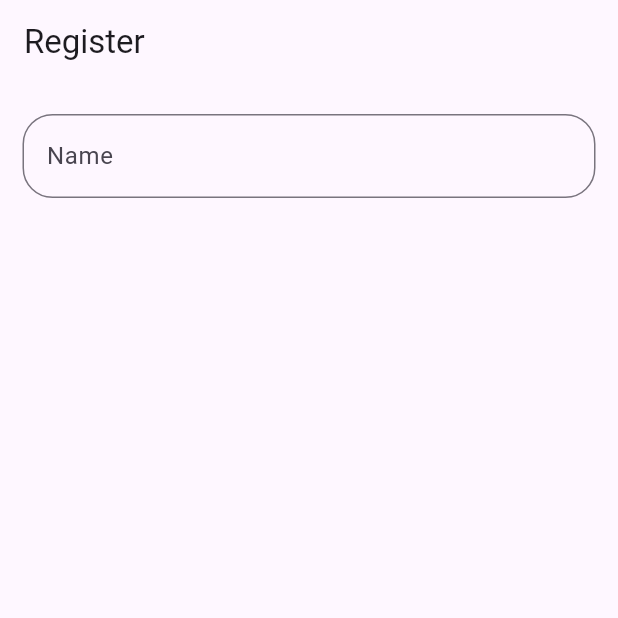
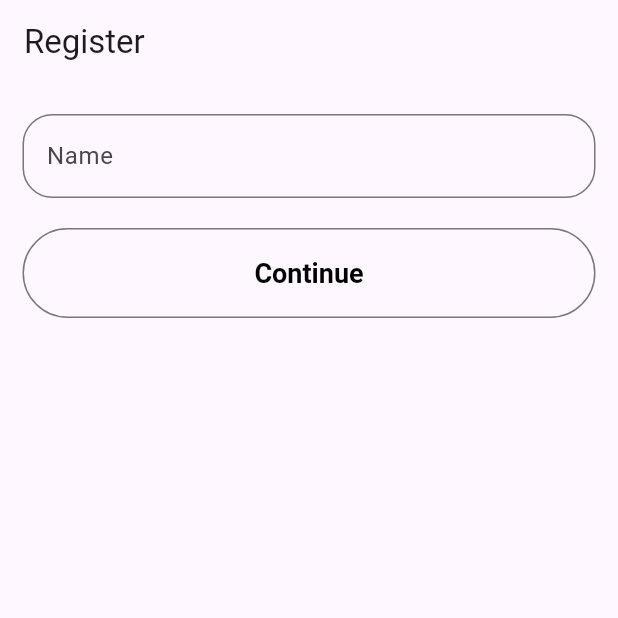
Before and after one commit to GilsonAndre/form_validade, a Flutter app: the screen it shows after launch, on a phone screen of 412 x 824 dp, the top half of it. Run offline on Flutter 3.47's test engine with Material 3 defaults, Android fonts, the phone set to English and light mode, and no system bars.

Commit message:
button with form validated

```diff
--- a/lib/register_page.dart
+++ b/lib/register_page.dart
@@ -6,12 +6,14 @@ class RegisterPage extends StatelessWidget {
 
   @override
   Widget build(BuildContext context) {
+    final _formKey = GlobalKey<FormState>();
     return Scaffold(
       appBar: AppBar(
         title: const Text(Strings.register),
       ),
       body: SingleChildScrollView(
         child: Form(
+          key: _formKey,
           child: Padding(
             padding: const EdgeInsets.symmetric(horizontal: 15.0),
             child: Column(
@@ -22,7 +24,30 @@ class RegisterPage extends StatelessWidget {
                   decoration: const InputDecoration(
                     hintText: Strings.hintName,
                     label: Text(Strings.hintName),
+                  ),
+                ),
+                const SizedBox(height: 20),
+                SizedBox(
+                  width: MediaQuery.of(context).size.width,
+                  height: 60,
+                  child: OutlinedButton(
+                    style: const ButtonStyle(
 
+                      textStyle: WidgetStatePropertyAll<TextStyle>(
+                        TextStyle(
+                          fontSize: 18,
+                          fontWeight: FontWeight.bold,
+                        ),
+                      ),
+                    ),
+                    onPressed: () {
+                      if (_formKey.currentState!.validate()) {
+                        print('Valid');
+                      } else {
+                        print('Invalid');
+                      }
+                    },
+                    child: const Text(Strings.buttonContinue, style: TextStyle(color: Colors.black),),
                   ),
                 ),
               ],
--- a/lib/resources/strings.dart
+++ b/lib/resources/strings.dart
@@ -7,5 +7,6 @@ class Strings {
   // static const hint = '';
   // static const hint = '';
   // static const hint = '';
+  static const buttonContinue = 'Continue';
 
 }
--- a/lib/resources/theme.dart
+++ b/lib/resources/theme.dart
@@ -2,6 +2,7 @@ import 'package:flutter/material.dart';
 
 class ThemeApp {
   ThemeData themeLight = ThemeData(
+
     inputDecorationTheme: InputDecorationTheme(
       border: OutlineInputBorder(
         borderRadius: BorderRadius.circular(20),
```
